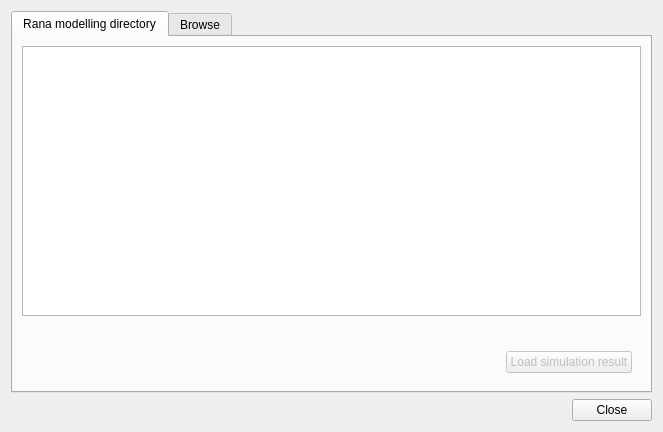
This is gui/threedi_plugin_grid_result_dialog.ui in nens/threedi-results-analysis as Qt 5 draws it before an edit. The edited form follows.
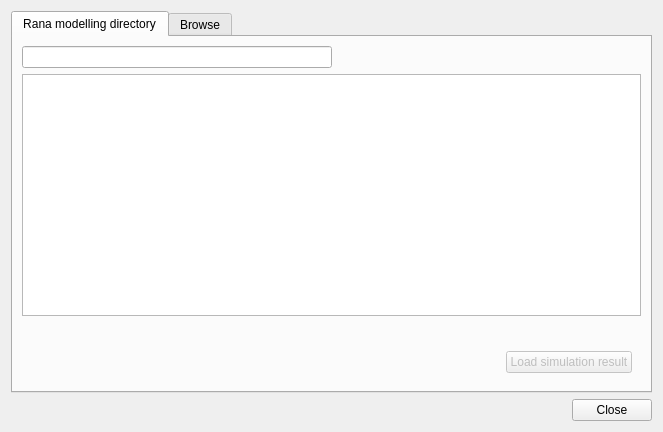
This is the edited form. Custom widgets are drawn as their Qt base class.

Commit message: stub search bar for schematisations

```diff
--- a/gui/threedi_plugin_grid_result_dialog.ui
+++ b/gui/threedi_plugin_grid_result_dialog.ui
@@ -24,6 +24,43 @@
        <string>Rana modelling directory</string>
       </attribute>
       <layout class="QVBoxLayout" name="verticalLayout_2">
+       <item>
+        <widget class="QWidget" name="widget_2" native="true">
+         <layout class="QHBoxLayout" name="horizontalLayout_3">
+          <property name="spacing">
+           <number>0</number>
+          </property>
+          <property name="leftMargin">
+           <number>0</number>
+          </property>
+          <property name="topMargin">
+           <number>0</number>
+          </property>
+          <property name="rightMargin">
+           <number>0</number>
+          </property>
+          <property name="bottomMargin">
+           <number>0</number>
+          </property>
+          <item>
+           <widget class="DebouncedSearchBox" name="lineEdit"/>
+          </item>
+          <item>
+           <spacer name="horizontalSpacer_4">
+            <property name="orientation">
+             <enum>Qt::Horizontal</enum>
+            </property>
+            <property name="sizeHint" stdset="0">
+             <size>
+              <width>40</width>
+              <height>20</height>
+             </size>
+            </property>
+           </spacer>
+          </item>
+         </layout>
+        </widget>
+       </item>
        <item>
         <widget class="QTableView" name="tableView">
          <attribute name="verticalHeaderVisible">
@@ -195,6 +232,11 @@
    <extends>QWidget</extends>
    <header>qgsfilewidget.h</header>
   </customwidget>
+  <customwidget>
+   <class>DebouncedSearchBox</class>
+   <extends>QLineEdit</extends>
+   <header>threedi_results_analysis.utils.widgets</header>
+  </customwidget>
  </customwidgets>
  <resources/>
  <connections>
```
The commit also changes 1 other file.
